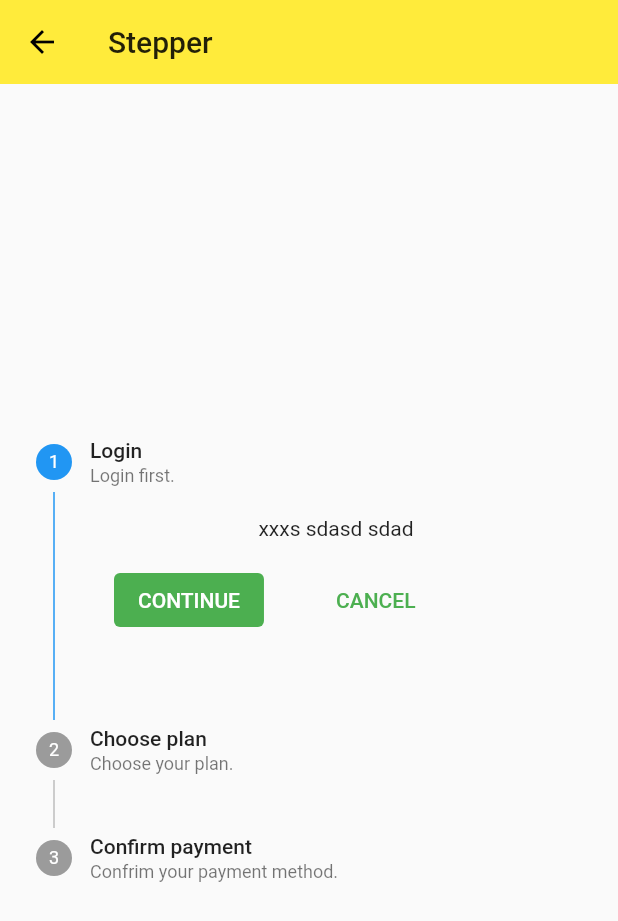
After one commit to symboll/red, a Flutter app: the MaterialComponents screen opened by its route, after a tap on "Stepper", on a phone screen of 412 x 824 dp. The commit adds this screen. Shown: the top 921 px of the screen. Run offline on Flutter 3.47's test engine with Material 2 defaults, Android fonts, the phone set to English and light mode, and no system bars; network calls fail.

Commit message:
feat: add stepper dataTable card

```diff
--- a/app/lib/demo/material/index.dart
+++ b/app/lib/demo/material/index.dart
@@ -9,7 +9,10 @@ import 'simple_dialog_demo.dart';
 import 'alert_dialog_demo.dart';
 import 'bottom_sheet_demo.dart';
 import 'snack_bar_demo.dart';
-
+import 'data_table_demo.dart';
+import 'paginated_data_table_demo.dart';
+import 'card_demo.dart';
+import 'stepper_demo.dart';
 class MaterialComponents extends StatelessWidget {
   @override
   Widget build(BuildContext context) {
@@ -19,6 +22,10 @@ class MaterialComponents extends StatelessWidget {
       ),
       body: ListView(
         children: [
+          ListItem(
+            title: 'Stepper',
+            page: StepperDemo(),
+          ),
           ListItem(
             title: 'FloatingActionButton',
             page: FloatingActionButtonDemo(),
@@ -55,6 +62,18 @@ class MaterialComponents extends StatelessWidget {
             title: 'ChipDemo',
             page: ChipDemo(),
           ),
+          ListItem(
+            title: 'DataTable',
+            page: DataTableDemo(),
+          ),
+          ListItem(
+            title: 'PaginatedDataTable',
+            page: PaginatedDataTableDemo(),
+          ),
+          ListItem(
+            title: 'Card',
+            page: CardDemo(),
+          ),
         ],
       ),
       floatingActionButton: FloatingActionButton(
--- /dev/null
+++ b/app/lib/demo/material/stepper_demo.dart
@@ -0,0 +1,105 @@
+
+import 'package:flutter/material.dart';
+
+class StepperDemo extends StatefulWidget {
+  @override
+  _StepperDemoState createState() => _StepperDemoState();
+}
+
+class _StepperDemoState extends State<StepperDemo> {
+  int _currentStep = 0;
+
+  void _handleStepTapped (int index) {
+    this.setState(() {
+      _currentStep = index;
+    });
+  }
+  void _handleStepCancel () {
+    this.setState(() {
+      _currentStep > 0 ? _currentStep -= 1: _currentStep = 0;
+    });
+  }
+  void _handleStepContinue () {
+    this.setState(() {
+      _currentStep < 2 ? _currentStep += 1: _currentStep = 0;
+    });
+  }
+  @override
+  Widget build(BuildContext context) {
+    return Scaffold(
+      appBar: AppBar(
+        title: Text('Stepper'),
+        elevation: 0.0,
+      ),
+      body: Container(
+        child: Column(
+          mainAxisAlignment : MainAxisAlignment.center,
+          children: [
+            Theme(
+              data: ThemeData(
+                primaryColor: Colors.green
+              ),
+              child: Stepper(
+                currentStep: _currentStep,
+                onStepTapped: _handleStepTapped,
+                onStepCancel: _handleStepCancel,
+                onStepContinue: _handleStepContinue,
+                controlsBuilder: (BuildContext context, {VoidCallback onStepContinue, VoidCallback onStepCancel}) {
+                  return Container(
+                    padding: EdgeInsets.all(16.0),
+                    child: Row(
+                      mainAxisAlignment : MainAxisAlignment.start,
+                      children: <Widget>[
+                        ElevatedButton(
+                          onPressed: onStepContinue,
+                          style: ButtonStyle(
+                            overlayColor: MaterialStateProperty.all<Color>(Colors.grey[400]),
+                            backgroundColor: MaterialStateProperty.all<Color>(Theme.of(context).primaryColor),
+                            foregroundColor: MaterialStateProperty.all<Color>(Colors.white),
+                            elevation: MaterialStateProperty.all<double>(0.0)
+                          ),
+                          child: Text('CONTINUE')
+                        ),
+                        SizedBox(width: 32.0,),
+                        ElevatedButton(
+                          onPressed: onStepCancel,
+                          style: ButtonStyle(
+                            overlayColor: MaterialStateProperty.all<Color>(Colors.grey[400]),
+                            backgroundColor: MaterialStateProperty.all<Color>(Colors.transparent),
+                            foregroundColor: MaterialStateProperty.all<Color>(Theme.of(context).primaryColor),
+                            elevation: MaterialStateProperty.all<double>(0.0)
+                          ),
+                          child: Text('CANCEL')
+                        )
+                    ])
+                  );
+                },
+                steps: [
+                  Step(
+                    title: Text('Login'),
+                    subtitle: Text('Login first.'),
+                    content: Text('xxxs sdasd sdad'),
+                    isActive: _currentStep == 0,
+
+                  ),
+                  Step(
+                    title: Text('Choose plan'),
+                    subtitle: Text('Choose your plan.'),
+                    content: Text('xxxs sdasd sdad'),
+                    isActive: _currentStep == 1
+                  ),
+                  Step(
+                    title: Text('Confirm payment'),
+                    subtitle: Text('Confrim your payment method.'),
+                    content: Text('xxxs sdasd sdad'),
+                    isActive: _currentStep == 2
+                  )
+                ]
+              ),
+            )
+          ],
+        ),
+      ),
+    );
+  }
+}
```
Also changed, not shown: app/lib/demo/form/checkbox_demo.dart (+6 -2 lines), app/lib/demo/form/date_time_demo.dart (+6 -2 lines), app/lib/demo/material/card_demo.dart (added, +72 -0 lines), app/lib/demo/material/data_table_demo.dart (+62 -5 lines), app/lib/demo/material/paginated_data_table_demo.dart (added, +97 -0 lines), 1 other file.
